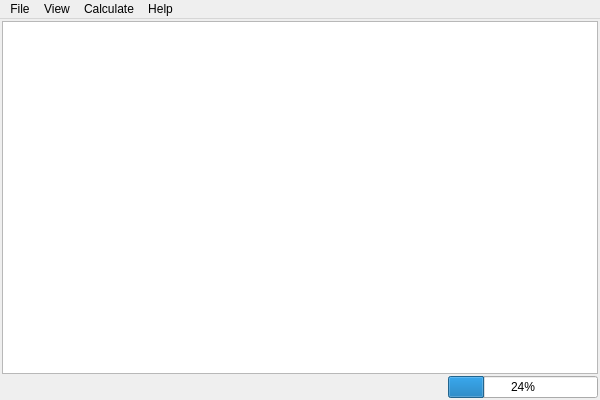
Before: the Qt Designer form mainwindow.ui in kofes/satelliteQt, drawn with Qt 5.
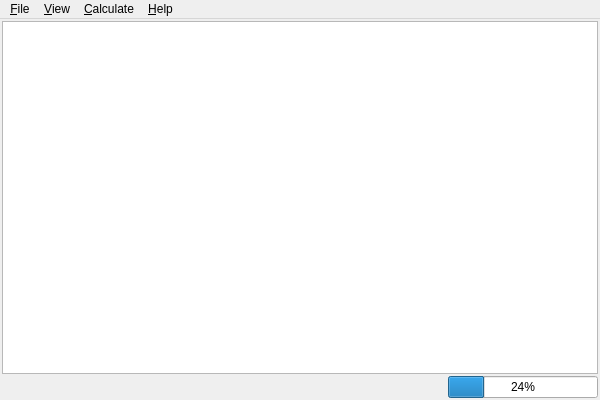
After: the same form once the commit is applied.

Diff of the .ui file:
```diff
--- a/mainwindow.ui
+++ b/mainwindow.ui
@@ -57,12 +57,12 @@
      <x>0</x>
      <y>0</y>
      <width>600</width>
-     <height>21</height>
+     <height>30</height>
     </rect>
    </property>
    <widget class="QMenu" name="menuFile">
     <property name="title">
-     <string>File</string>
+     <string>&amp;File</string>
     </property>
     <addaction name="actionOpen"/>
     <addaction name="actionSave"/>
@@ -71,21 +71,21 @@
    </widget>
    <widget class="QMenu" name="menuView">
     <property name="title">
-     <string>View</string>
+     <string>&amp;View</string>
     </property>
     <addaction name="actionShowExtremes"/>
     <addaction name="actionColor"/>
    </widget>
    <widget class="QMenu" name="menuCalculate">
     <property name="title">
-     <string>Calculate</string>
+     <string>&amp;Calculate</string>
     </property>
     <addaction name="actionSemivariance"/>
     <addaction name="actionVariance"/>
    </widget>
    <widget class="QMenu" name="menuHelp">
     <property name="title">
-     <string>Help</string>
+     <string>&amp;Help</string>
     </property>
     <addaction name="actionAbout_us"/>
    </widget>
```
Left out of the diff: 20 changed lines with no effect on the pictures.
